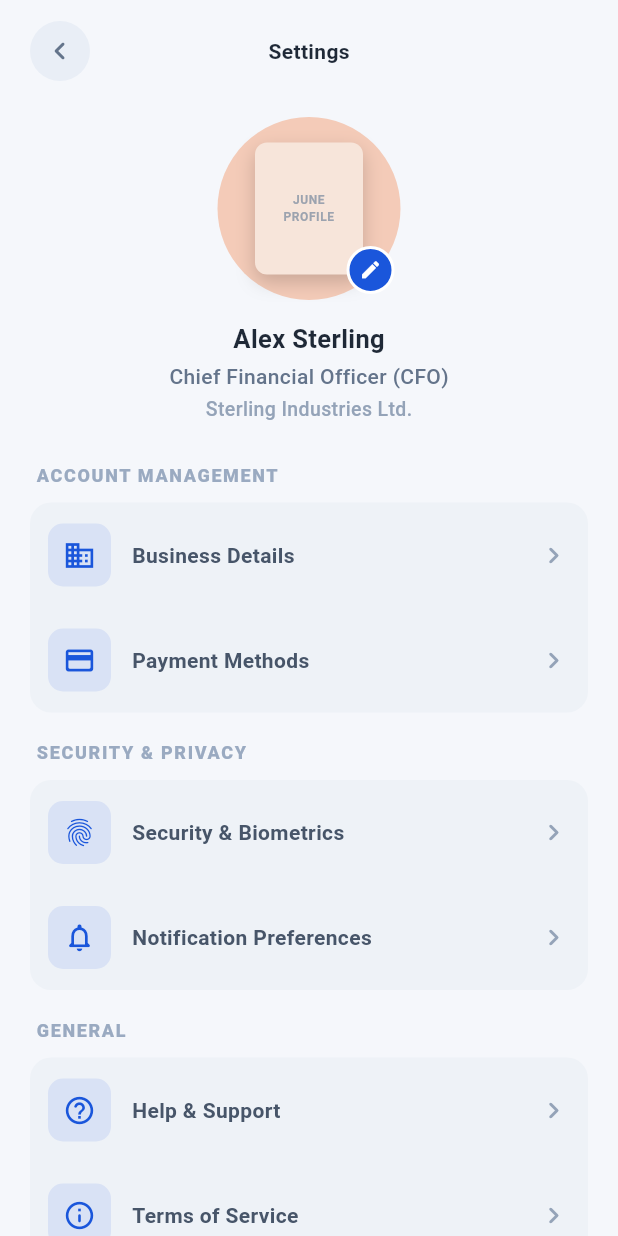
After one commit to Ragavan-Promantus/payment-mobile-app-ui, a Flutter app: the SettingsScreen screen opened directly, on a phone screen of 412 x 824 dp. The commit adds this screen. Run offline on Flutter 3.47's test engine with Material 3 defaults, Android fonts, the phone set to English and light mode, and no system bars.

Commit message:
profile screen added

```diff
--- a/lib/screens/dashboard/dashboard_screen.dart
+++ b/lib/screens/dashboard/dashboard_screen.dart
@@ -1,6 +1,7 @@
 import 'package:flutter/material.dart';
 
 import '../../theme/app_theme.dart';
+import '../settings/settings_screen.dart';
 import 'widgets/balance_card.dart';
 import 'widgets/cash_flow_line_graph.dart';
 import 'widgets/quick_action.dart';
@@ -56,6 +57,13 @@ class _DashboardScreenState extends State<DashboardScreen> {
         selectedItemColor: AppTheme.primaryBlue,
         unselectedItemColor: const Color(0xFF94A3B8),
         showUnselectedLabels: true,
+        onTap: (index) {
+          if (index == 3) {
+            Navigator.of(
+              context,
+            ).push(MaterialPageRoute(builder: (_) => const SettingsScreen()));
+          }
+        },
         items: const [
           BottomNavigationBarItem(
             icon: Icon(Icons.grid_view_rounded),
@@ -109,7 +117,15 @@ class _DashboardScreenState extends State<DashboardScreen> {
                       ],
                     ),
                   ),
-                  Container(
+                  GestureDetector(
+                    onTap: () {
+                      Navigator.of(context).push(
+                        MaterialPageRoute(
+                          builder: (_) => const SettingsScreen(),
+                        ),
+                      );
+                    },
+                    child: Container(
                       height: 50,
                       width: 50,
                       decoration: const BoxDecoration(
@@ -119,6 +135,7 @@ class _DashboardScreenState extends State<DashboardScreen> {
                       child: const Icon(
                         Icons.person_rounded,
                         color: AppTheme.primaryBlue,
+                      ),
                     ),
                   ),
                 ],
--- /dev/null
+++ b/lib/screens/settings/settings_screen.dart
@@ -0,0 +1,340 @@
+import 'package:flutter/material.dart';
+
+import '../login/login_screen.dart';
+import '../../theme/app_theme.dart';
+
+class SettingsScreen extends StatelessWidget {
+  const SettingsScreen({super.key});
+
+  @override
+  Widget build(BuildContext context) {
+    return Scaffold(
+      backgroundColor: const Color(0xFFF5F7FB),
+      body: SafeArea(
+        child: SingleChildScrollView(
+          padding: const EdgeInsets.fromLTRB(20, 14, 20, 20),
+          child: Column(
+            crossAxisAlignment: CrossAxisAlignment.start,
+            children: [
+              Row(
+                children: [
+                  _RoundIconButton(
+                    icon: Icons.chevron_left_rounded,
+                    onTap: () => Navigator.of(context).maybePop(),
+                  ),
+                  const Expanded(
+                    child: Center(
+                      child: Text(
+                        'Settings',
+                        style: TextStyle(
+                          color: Color(0xFF1F2937),
+                          fontSize: 28 / 2,
+                          fontWeight: FontWeight.w700,
+                        ),
+                      ),
+                    ),
+                  ),
+                  const SizedBox(width: 40),
+                ],
+              ),
+              const SizedBox(height: 24),
+              Center(
+                child: Column(
+                  children: [
+                    Stack(
+                      clipBehavior: Clip.none,
+                      children: [
+                        Container(
+                          width: 122,
+                          height: 122,
+                          decoration: const BoxDecoration(
+                            color: Color(0xFFF4CBB8),
+                            shape: BoxShape.circle,
+                          ),
+                          child: Center(
+                            child: Container(
+                              width: 72,
+                              height: 88,
+                              decoration: BoxDecoration(
+                                color: const Color(0xFFF7E5DA),
+                                borderRadius: BorderRadius.circular(8),
+                                boxShadow: const [
+                                  BoxShadow(
+                                    color: Color(0x2E000000),
+                                    blurRadius: 10,
+                                    offset: Offset(0, 5),
+                                  ),
+                                ],
+                              ),
+                              child: const Center(
+                                child: Text(
+                                  'JUNE\nPROFILE',
+                                  textAlign: TextAlign.center,
+                                  style: TextStyle(
+                                    color: Color(0xFF9CA3AF),
+                                    fontSize: 8,
+                                    fontWeight: FontWeight.w700,
+                                    letterSpacing: 0.4,
+                                  ),
+                                ),
+                              ),
+                            ),
+                          ),
+                        ),
+                        Positioned(
+                          right: 4,
+                          bottom: 4,
+                          child: Container(
+                            width: 32,
+                            height: 32,
+                            decoration: BoxDecoration(
+                              color: AppTheme.primaryBlue,
+                              shape: BoxShape.circle,
+                              border: Border.all(color: Colors.white, width: 2),
+                            ),
+                            child: const Icon(
+                              Icons.edit,
+                              size: 15,
+                              color: Colors.white,
+                            ),
+                          ),
+                        ),
+                      ],
+                    ),
+                    const SizedBox(height: 14),
+                    const Text(
+                      'Alex Sterling',
+                      style: TextStyle(
+                        color: Color(0xFF1F2937),
+                        fontSize: 34 / 2,
+                        fontWeight: FontWeight.w700,
+                      ),
+                    ),
+                    const SizedBox(height: 3),
+                    const Text(
+                      'Chief Financial Officer (CFO)',
+                      style: TextStyle(
+                        color: Color(0xFF64748B),
+                        fontSize: 14,
+                        fontWeight: FontWeight.w500,
+                      ),
+                    ),
+                    const SizedBox(height: 2),
+                    const Text(
+                      'Sterling Industries Ltd.',
+                      style: TextStyle(
+                        color: Color(0xFF94A3B8),
+                        fontSize: 13,
+                        fontWeight: FontWeight.w500,
+                      ),
+                    ),
+                  ],
+                ),
+              ),
+              const SizedBox(height: 26),
+              const _SectionTitle('ACCOUNT MANAGEMENT'),
+              const SizedBox(height: 10),
+              const _SettingsGroup(
+                children: [
+                  _SettingsTile(
+                    icon: Icons.business_outlined,
+                    label: 'Business Details',
+                  ),
+                  _SettingsTile(
+                    icon: Icons.credit_card_rounded,
+                    label: 'Payment Methods',
+                  ),
+                ],
+              ),
+              const SizedBox(height: 18),
+              const _SectionTitle('SECURITY & PRIVACY'),
+              const SizedBox(height: 10),
+              const _SettingsGroup(
+                children: [
+                  _SettingsTile(
+                    icon: Icons.fingerprint_rounded,
+                    label: 'Security & Biometrics',
+                  ),
+                  _SettingsTile(
+                    icon: Icons.notifications_none_rounded,
+                    label: 'Notification Preferences',
+                  ),
+                ],
+              ),
+              const SizedBox(height: 18),
+              const _SectionTitle('GENERAL'),
+              const SizedBox(height: 10),
+              const _SettingsGroup(
+                children: [
+                  _SettingsTile(
+                    icon: Icons.help_outline_rounded,
+                    label: 'Help & Support',
+                  ),
+                  _SettingsTile(
+                    icon: Icons.info_outline_rounded,
+                    label: 'Terms of Service',
+                  ),
+                ],
+              ),
+              const SizedBox(height: 22),
+              Container(
+                width: double.infinity,
+                height: 56,
+                decoration: BoxDecoration(
+                  color: const Color(0xFFFCE8E8),
+                  borderRadius: BorderRadius.circular(12),
+                ),
+                child: TextButton.icon(
+                  onPressed: () {
+                    Navigator.of(context).pushAndRemoveUntil(
+                      MaterialPageRoute(builder: (_) => const LoginScreen()),
+                      (route) => false,
+                    );
+                  },
+                  style: TextButton.styleFrom(
+                    foregroundColor: const Color(0xFFEF4444),
+                    shape: RoundedRectangleBorder(
+                      borderRadius: BorderRadius.circular(12),
+                    ),
+                  ),
+                  icon: const Icon(Icons.logout_rounded, size: 18),
+                  label: const Text(
+                    'Log Out',
+                    style: TextStyle(
+                      fontSize: 20 / 2,
+                      fontWeight: FontWeight.w700,
+                    ),
+                  ),
+                ),
+              ),
+              const SizedBox(height: 16),
+              const Center(
+                child: Text(
+                  'VERSION 2.4.0 (BUILD 841)',
+                  style: TextStyle(
+                    color: Color(0xFFB2BCCB),
+                    fontSize: 9,
+                    fontWeight: FontWeight.w600,
+                    letterSpacing: 0.3,
+                  ),
+                ),
+              ),
+            ],
+          ),
+        ),
+      ),
+    );
+  }
+}
+
+class _RoundIconButton extends StatelessWidget {
+  const _RoundIconButton({required this.icon, required this.onTap});
+
+  final IconData icon;
+  final VoidCallback onTap;
+
+  @override
+  Widget build(BuildContext context) {
+    return InkWell(
+      onTap: onTap,
+      borderRadius: BorderRadius.circular(20),
+      child: Container(
+        width: 40,
+        height: 40,
+        decoration: const BoxDecoration(
+          color: Color(0xFFE9EEF6),
+          shape: BoxShape.circle,
+        ),
+        child: Icon(icon, color: const Color(0xFF64748B), size: 24),
+      ),
+    );
+  }
+}
+
+class _SectionTitle extends StatelessWidget {
+  const _SectionTitle(this.title);
+
+  final String title;
+
+  @override
+  Widget build(BuildContext context) {
+    return Padding(
+      padding: const EdgeInsets.only(left: 4),
+      child: Text(
+        title,
+        style: const TextStyle(
+          color: Color(0xFF9AAAC1),
+          fontSize: 12,
+          fontWeight: FontWeight.w800,
+          letterSpacing: 1.1,
+        ),
+      ),
+    );
+  }
+}
+
+class _SettingsGroup extends StatelessWidget {
+  const _SettingsGroup({required this.children});
+
+  final List<Widget> children;
+
+  @override
+  Widget build(BuildContext context) {
+    return Container(
+      decoration: BoxDecoration(
+        color: const Color(0xFFEEF2F7),
+        borderRadius: BorderRadius.circular(14),
+      ),
+      child: Column(
+        children: children,
+      ),
+    );
+  }
+}
+
+class _SettingsTile extends StatelessWidget {
+  const _SettingsTile({required this.icon, required this.label});
+
+  final IconData icon;
+  final String label;
+
+  @override
+  Widget build(BuildContext context) {
+    return InkWell(
+      onTap: () {},
+      borderRadius: BorderRadius.circular(14),
+      child: Padding(
+        padding: const EdgeInsets.symmetric(horizontal: 12, vertical: 14),
+        child: Row(
+          children: [
+            Container(
+              width: 42,
+              height: 42,
+              decoration: BoxDecoration(
+                color: const Color(0xFFD9E2F5),
+                borderRadius: BorderRadius.circular(10),
+              ),
+              child: Icon(icon, color: AppTheme.primaryBlue, size: 22),
+            ),
+            const SizedBox(width: 14),
+            Expanded(
+              child: Text(
+                label,
+                style: const TextStyle(
+                  color: Color(0xFF475569),
+                  fontSize: 28 / 2,
+                  fontWeight: FontWeight.w600,
+                ),
+              ),
+            ),
+            const Icon(
+              Icons.chevron_right_rounded,
+              color: Color(0xFF94A3B8),
+              size: 22,
+            ),
+          ],
+        ),
+      ),
+    );
+  }
+}
```
Lines whose indentation alone changed are shown as unchanged.
